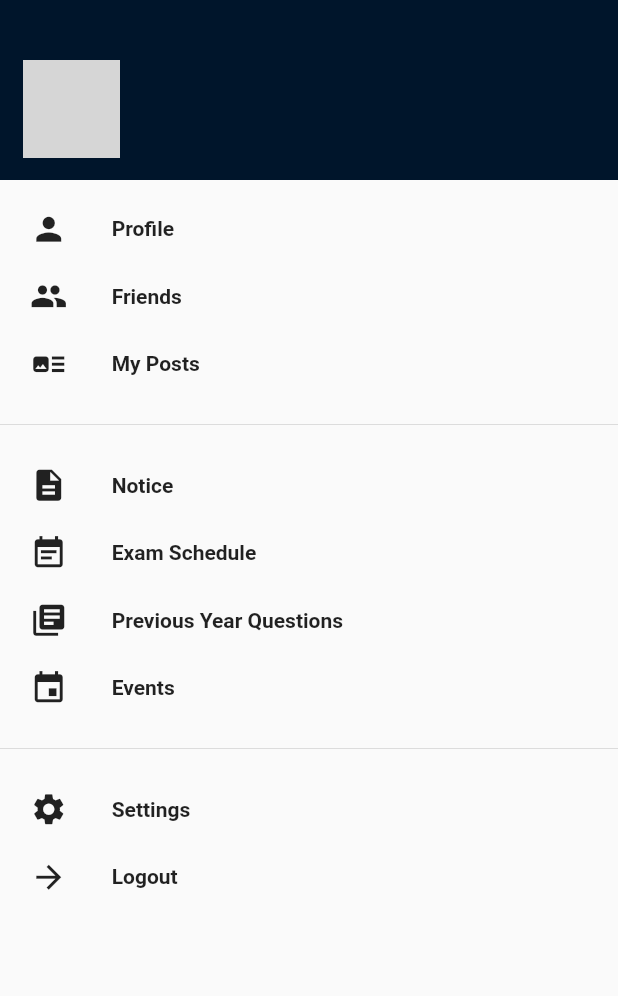
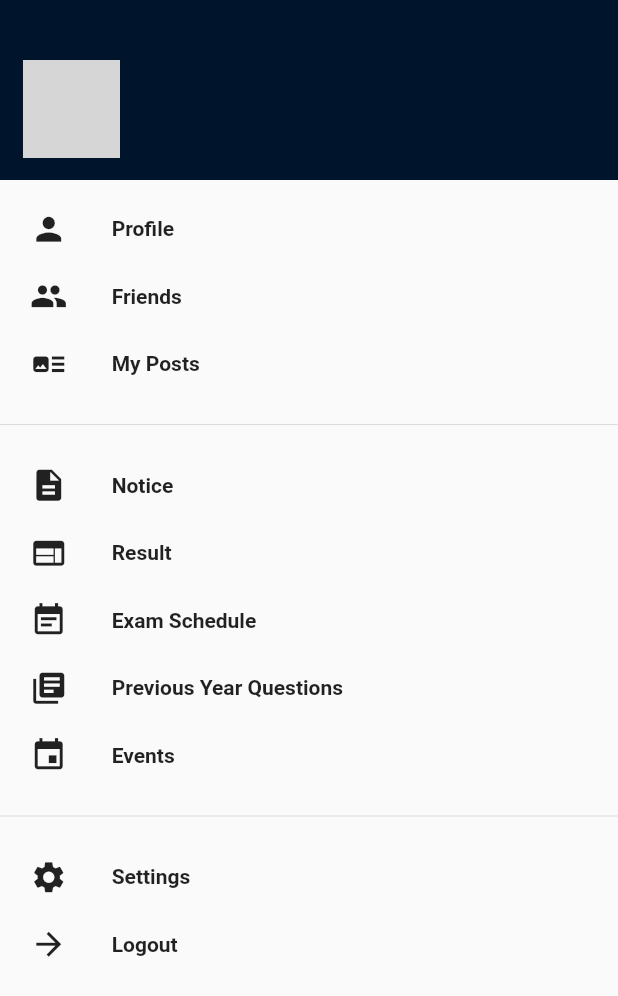
Before and after one commit to SandyUndefined/College-Services, a Flutter app: the SideBar screen opened directly, on a phone screen of 412 x 824 dp. Shown: the top 996 px of the screen. Run offline on Flutter 3.47's test engine with Material 2 defaults, Android fonts, the phone set to English and light mode, and no system bars; our stand-ins replace bubble, cloud_firestore, email_validator, file_picker, firebase_auth, firebase_database and 5 more; missing offline and left inert: circle_bottom_navigation, flutter_webview_plugin; accounts and stored records are empty; network calls fail; grey boxes are pictures that could not be loaded.

Commit message:
Day-25 More(only settings left).

```diff
--- a/lib/SideBar.dart
+++ b/lib/SideBar.dart
@@ -1,8 +1,13 @@
 import 'package:college_services/Home.dart';
 import 'package:college_services/login.dart';
+import 'package:college_services/pages/Event.dart';
 import 'package:college_services/pages/Friends.dart';
 import 'package:college_services/pages/Myposts.dart';
+import 'package:college_services/pages/Questions.dart';
+import 'package:college_services/pages/Schedule.dart';
+import 'package:college_services/pages/Setting.dart';
 import 'package:college_services/pages/profile.dart';
+import 'package:college_services/pages/results.dart';
 import 'package:college_services/services/usermanagement.dart';
 import 'package:firebase_auth/firebase_auth.dart';
 import 'package:flutter/cupertino.dart';
@@ -108,6 +113,8 @@ class _SideBarState extends State<SideBar> {
                 SizedBox(height: 20,),
           notice(),
           SizedBox(height: 20,),
+              Result(),
+              SizedBox(height: 20,),
           schedule(),
           SizedBox(height: 20,),
           questionpaper(),
@@ -119,6 +126,7 @@ class _SideBarState extends State<SideBar> {
           settings(),
           SizedBox(height: 20,),
           logout(),
+              SizedBox(height: 20,),
         ],
       ),
 
@@ -214,8 +222,34 @@ class _SideBarState extends State<SideBar> {
       ],
       ),
       onTap: (){
-        Navigator.push(context, MaterialPageRoute(builder: (context) => new HomePage()));
+        print('Botice is not working for now');
+        /*Navigator.push(context, MaterialPageRoute(builder: (context) => new HomePage()));*/
       },
+    );
+  }
+  Widget Result() {
+    return Material(
+      child: InkWell(
+        child:Row(
+          children: <Widget>[
+            Padding(
+              padding: EdgeInsets.only(left: 20,),
+              child: Icon(
+                Icons.web,
+                color: Colors.black87,
+                size: 25.0,
+              ),
+            ),
+            Padding(
+              padding: EdgeInsets.only(left: _width/14),
+              child: Text("Result",style:TextStyle(fontWeight: FontWeight.w600,fontSize: 14),),
+            ),
+          ],
+        ),
+        onTap: (){
+          Navigator.push(context, MaterialPageRoute(builder: (context) => Results()));
+        },
+      ),
     );
   }
   Widget schedule(){
@@ -237,7 +271,7 @@ class _SideBarState extends State<SideBar> {
       ],
       ),
     onTap: (){
-    Navigator.push(context, MaterialPageRoute(builder: (context) => new HomePage()));
+    Navigator.push(context, MaterialPageRoute(builder: (context) => new Exams()));
     },
     );
   }
@@ -260,7 +294,7 @@ class _SideBarState extends State<SideBar> {
       ],
       ),
       onTap: (){
-        Navigator.push(context, MaterialPageRoute(builder: (context) => new HomePage()));
+        Navigator.push(context, MaterialPageRoute(builder: (context) => QuestionPaper()));
       },
     );
   }
@@ -283,7 +317,7 @@ class _SideBarState extends State<SideBar> {
       ],
       ),
     onTap: (){
-    Navigator.push(context, MaterialPageRoute(builder: (context) => new HomePage()));
+    Navigator.push(context, MaterialPageRoute(builder: (context) => new Event()));
     },
     );
   }
@@ -306,7 +340,7 @@ class _SideBarState extends State<SideBar> {
       ],
       ),
       onTap: (){
-        Navigator.push(context, MaterialPageRoute(builder: (context) => new HomePage()));
+        Navigator.push(context, MaterialPageRoute(builder: (context) => new Setting()));
       },
     );
   }
--- a/pubspec.yaml
+++ b/pubspec.yaml
@@ -37,6 +37,7 @@ dependencies:
   bubble: ^1.1.9+1
   uuid: ^2.0.4
   validators: ^2.0.0+1
+  flutter_webview_plugin:
 
 
   # The following adds the Cupertino Icons font to your application.
```
Also changed, not shown: lib/pages/Event.dart (added, +32 -0 lines), lib/pages/Questions.dart (added, +32 -0 lines), lib/pages/Schedule.dart (added, +31 -0 lines), lib/pages/Setting.dart (added, +20 -0 lines), lib/pages/results.dart (added, +31 -0 lines), lib/services/web_view_container.dart (added, +41 -0 lines), pubspec.lock, 2 other files.
